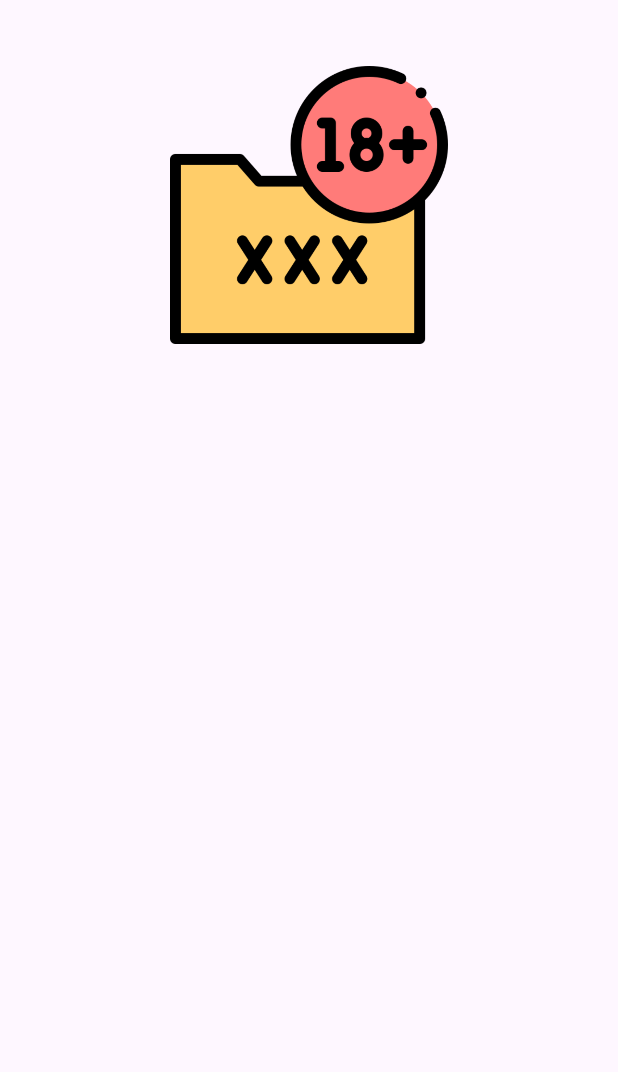
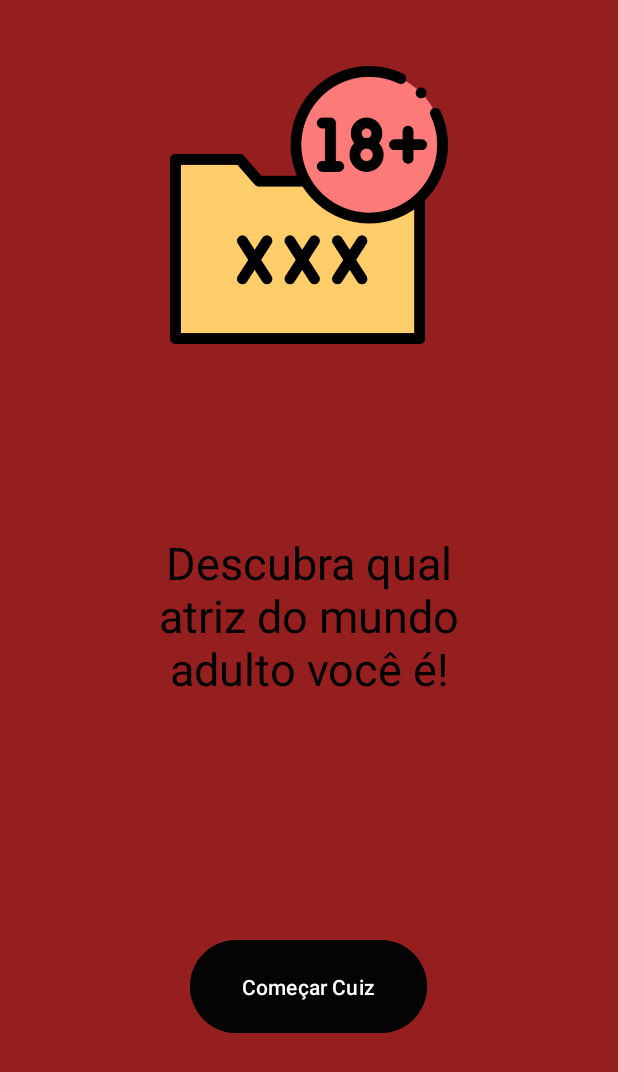
Before and after one commit to MatheuzH/DevMobile_Ap2, an Android app: the screen it shows after launch (MainActivity), on a phone screen of 412 x 824 dp. Shown: the top 1072 px of the screen. Run offline under Robolectric (Android 15) with nearby library versions, the light colour scheme and no system bars.

Commit message:
tela inicial

```diff
--- a/app/src/main/res/layout/activity_main.xml
+++ b/app/src/main/res/layout/activity_main.xml
@@ -4,6 +4,7 @@
     xmlns:tools="http://schemas.android.com/tools"
     android:layout_width="match_parent"
     android:layout_height="match_parent"
+    android:background="#951E1E"
     tools:context=".MainActivity">
 
     <ImageView
@@ -18,4 +19,35 @@
         app:layout_constraintVertical_bias="0.064"
         app:srcCompat="@drawable/pasta" />
 
+    <Button
+        android:id="@+id/button"
+        android:layout_width="158dp"
+        android:layout_height="70dp"
+        android:autoText="false"
+        android:backgroundTint="#040404"
+        android:foregroundTint="#000000"
+        android:text="@string/botao1"
+        app:layout_constraintBottom_toBottomOf="parent"
+        app:layout_constraintEnd_toEndOf="parent"
+        app:layout_constraintHorizontal_bias="0.498"
+        app:layout_constraintStart_toStartOf="parent"
+        app:layout_constraintTop_toTopOf="parent"
+        app:layout_constraintVertical_bias="0.826" />
+
+    <TextView
+        android:id="@+id/textView"
+        android:layout_width="239dp"
+        android:layout_height="115dp"
+        android:background="#00000000"
+        android:backgroundTint="#000000"
+        android:textAlignment="center"
+        android:textColor="@color/black"
+        android:text="Descubra qual atriz do mundo adulto você é!"
+        android:textSize="30dp"
+        app:layout_constraintBottom_toBottomOf="parent"
+        app:layout_constraintEnd_toEndOf="parent"
+        app:layout_constraintHorizontal_bias="0.502"
+        app:layout_constraintStart_toStartOf="parent"
+        app:layout_constraintTop_toTopOf="parent" />
+
 </androidx.constraintlayout.widget.ConstraintLayout>
--- a/app/src/main/res/values/strings.xml
+++ b/app/src/main/res/values/strings.xml
@@ -1,4 +1,5 @@
 <resources>
     <string name="app_name">cuiz</string>
     <string name="maior_idade">Pasta_mais_18</string>
+    <string name="botao1">Começar Cuiz</string>
 </resources>
```
